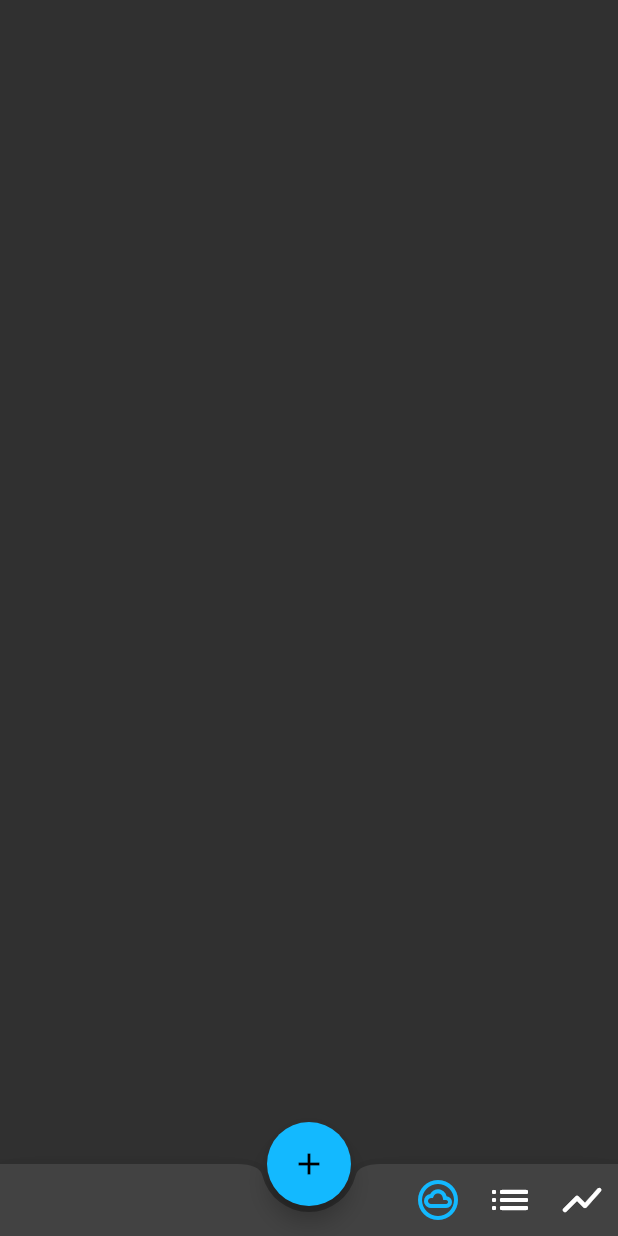
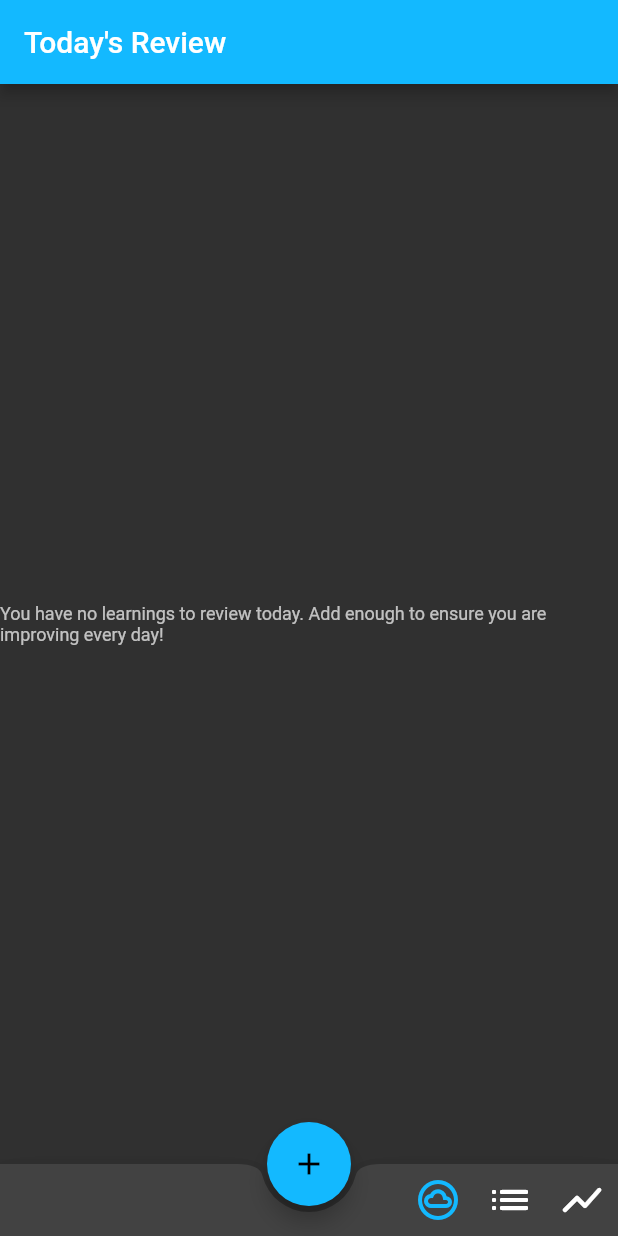
Before and after one commit to decadentsavant/ml_app, a Flutter app: the screen it shows after launch, after a tap on the "cloud circle" icon, on a phone screen of 412 x 824 dp. Run offline on Flutter 3.47's test engine with Material 2 defaults, Android fonts, the light colour scheme and no system bars; our stand-ins replace bloc, equatable, flutter_bloc, rxdart, shared_preferences; missing offline and left inert: flutter_services_binding; generated files the repository leaves out were written again.

Commit message:
Created Todays Review page. URL launcher not 100%.

```diff
--- a/lib/todays_review/bloc/todays_review_bloc.dart
+++ b/lib/todays_review/bloc/todays_review_bloc.dart
@@ -1,13 +1,54 @@
 import 'package:bloc/bloc.dart';
+import 'package:entries_repository/entries_repository.dart';
 import 'package:equatable/equatable.dart';
 
 part 'todays_review_event.dart';
 part 'todays_review_state.dart';
 
 class TodaysReviewBloc extends Bloc<TodaysReviewEvent, TodaysReviewState> {
-  TodaysReviewBloc() : super(TodaysReviewInitial()) {
-    on<TodaysReviewEvent>((event, emit) {
+  TodaysReviewBloc({
+    required EntriesRepository entriesRepository,
+  })  : _entriesRepository = entriesRepository,
+        super(const TodaysReviewState()) {
+    on<TodaysReviewSubscriptionRequested>(_onSubscriptionRequested);
+  }
 
-    });
+  final EntriesRepository _entriesRepository;
+
+  Future<void> _onSubscriptionRequested(
+    TodaysReviewSubscriptionRequested event,
+    Emitter<TodaysReviewState> emit,
+  ) async {
+    emit(state.copyWith(status: () => TodaysReviewStatus.loading));
+
+    await emit.forEach<List<Entry>>(
+      _entriesRepository.getEntries(),
+      onData: (entries) => state.copyWith(
+        status: () => TodaysReviewStatus.success,
+        entries: () => entries,
+      ),
+      onError: (_, __) => state.copyWith(
+        status: () => TodaysReviewStatus.failure,
+      ),
+    );
   }
+
+  //  Future<void> _onSubscriptionRequested(
+  //   TodaysReviewSubscriptionRequested event,
+  //   Emitter<TodaysReviewState> emit,
+  // ) async {
+  //   emit(state.copyWith(status: () => TodaysReviewStatus.loading));
+
+  //   await emit.forEach<List<Entry>>(
+  //     _entriesRepository.getEntries(),
+  //     onData: (entries) => state.copyWith(
+  //       status: () => TodaysReviewStatus.success,
+  //       entries: () => entries,
+  //     ),
+  //     onError: (_, __) => state.copyWith(
+  //       status: () => TodaysReviewStatus.failure,
+  //     ),
+  //   );
+  // }
+
 }
--- a/lib/todays_review/bloc/todays_review_event.dart
+++ b/lib/todays_review/bloc/todays_review_event.dart
@@ -6,3 +6,7 @@ abstract class TodaysReviewEvent extends Equatable {
   @override
   List<Object> get props => [];
 }
+
+class TodaysReviewSubscriptionRequested extends TodaysReviewEvent {
+  const TodaysReviewSubscriptionRequested();
+}
--- a/lib/todays_review/bloc/todays_review_state.dart
+++ b/lib/todays_review/bloc/todays_review_state.dart
@@ -1,10 +1,25 @@
 part of 'todays_review_bloc.dart';
 
-abstract class TodaysReviewState extends Equatable {
-  const TodaysReviewState();
+enum TodaysReviewStatus { initial, loading, success, failure }
+
+class TodaysReviewState extends Equatable {
+  const TodaysReviewState({
+    this.status = TodaysReviewStatus.initial,
+    this.entries = const [],
+  });
+
+  final TodaysReviewStatus status;
+  final List<Entry> entries;
+
+  TodaysReviewState copyWith({
+    TodaysReviewStatus Function()? status,
+    List<Entry> Function()? entries,
+    }) {
+      return TodaysReviewState(
+        entries: entries != null ? entries() : this.entries,
+        status:  status != null ? status() : this.status,);
+    }
 
   @override
-  List<Object> get props => [];
+  List<Object?> get props => [status, entries];
 }
-
-class TodaysReviewInitial extends TodaysReviewState {}
--- /dev/null
+++ b/lib/todays_review/models/models.dart
@@ -0,0 +1 @@
+export 'todays_review_view_filter.dart';
--- a/lib/todays_review/todays_review.dart
+++ b/lib/todays_review/todays_review.dart
@@ -1,2 +1,4 @@
 export './bloc/todays_review_bloc.dart';
-export './todays_review.dart';
+export './models/models.dart';
+export './view/view.dart';
+export './widgets/widgets.dart';
--- a/lib/todays_review/view/todays_review_dart.dart
+++ b/lib/todays_review/view/todays_review_dart.dart
@@ -1,10 +1,69 @@
+import 'package:entries_repository/entries_repository.dart';
+import 'package:flutter/cupertino.dart';
 import 'package:flutter/material.dart';
+import 'package:flutter_bloc/flutter_bloc.dart';
+import 'package:ml_app/edit_entry/edit_entry.dart';
+import 'package:ml_app/todays_review/todays_review.dart';
 
 class TodaysReviewPage extends StatelessWidget {
   const TodaysReviewPage({Key? key}) : super(key: key);
 
   @override
   Widget build(BuildContext context) {
-    return Container();
+    return BlocProvider(
+      create: (context) => TodaysReviewBloc(
+        entriesRepository: context.read<EntriesRepository>(),
+      )..add(const TodaysReviewSubscriptionRequested()),
+      child: const TodaysReviewPageView(),
+    );
   }
 }
+
+class TodaysReviewPageView extends StatelessWidget {
+  const TodaysReviewPageView({Key? key}) : super(key: key);
+
+  @override
+  Widget build(BuildContext context) {
+    return Scaffold(
+      appBar: AppBar(
+        title: const Text(
+          "Today's Review",
+        ),
+      ),
+      body: BlocBuilder<TodaysReviewBloc, TodaysReviewState>(
+        builder: (context, state) {
+          if (state.entries.isEmpty) {
+            if (state.status == TodaysReviewStatus.loading) {
+              return const Center(child: CupertinoActivityIndicator());
+            } else if (state.status != TodaysReviewStatus.success) {
+              return const SizedBox();
+            } else {
+              return Center(
+                child: Text(
+                // ignore: lines_longer_than_80_chars
+                  'You have no learnings to review today. Add enough to ensure you are improving every day!',
+                  style: Theme.of(context).textTheme.caption,
+                ),
+              );
+            }
+          }
+          return CupertinoScrollbar(
+            child: ListView(
+              children: [
+                for (final entry in state.entries)
+                  TodaysReviewListTile(
+                    entry: entry,
+                    onTap: () {
+                      Navigator.of(context).push(
+                        EditEntryPage.route(initialEntry: entry),
+                      );
+                    },
+                  ),
+              ],
+            ),
+          );
+        },
+      ),
+    );
+  }
+}
--- a/lib/todays_review/view/view.dart
+++ b/lib/todays_review/view/view.dart
@@ -0,0 +1 @@
+export 'todays_review_dart.dart';
--- /dev/null
+++ b/lib/todays_review/widgets/widgets.dart
@@ -0,0 +1 @@
+export 'todays_review_list_tile.dart';
```
Also changed, not shown: lib/todays_review/widgets/todays_review_list_tile.dart (added, +195 -0 lines), lib/todays_review/models/todays_review_view_filter.dart (added).
